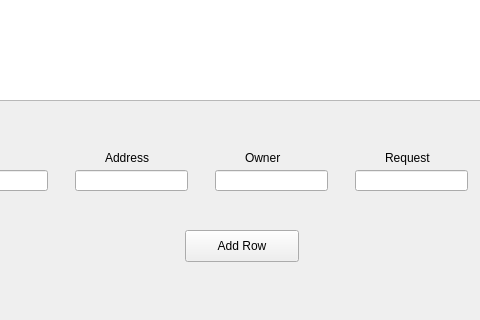
Qt form MicroManage/maintenanceform.ui (greg-maceachern12/MicroManage) before a commit; both pictures show x 175 to 655 and y 270 to 590 of the 829 by 590 pixel window.
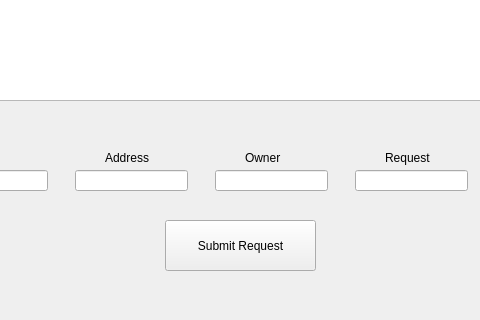
The same form after that commit.

Commit message: Fixed refreshing issue in Maintenance page so that it refreshes automatically when going to the page and submitting a request.

```diff
--- a/MicroManage/maintenanceform.ui
+++ b/MicroManage/maintenanceform.ui
@@ -59,14 +59,14 @@
    <widget class="QPushButton" name="newRow">
     <property name="geometry">
      <rect>
-      <x>360</x>
-      <y>500</y>
-      <width>114</width>
-      <height>32</height>
+      <x>340</x>
+      <y>490</y>
+      <width>151</width>
+      <height>51</height>
      </rect>
     </property>
     <property name="text">
-     <string>Add Row</string>
+     <string>Submit Request</string>
     </property>
    </widget>
    <widget class="QLabel" name="label">
```
Left out of the diff: 4 changed lines with no effect on the pictures. The commit also changes 12 other files.
